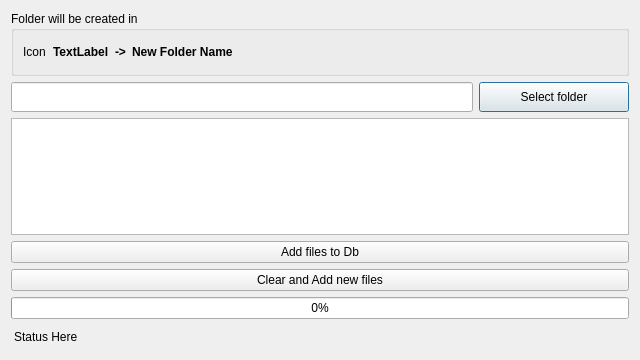
Qt form Gui/Dialogs/V2_DialogAddNewFolder.ui (fxdeniz/NeSync) before a commit.
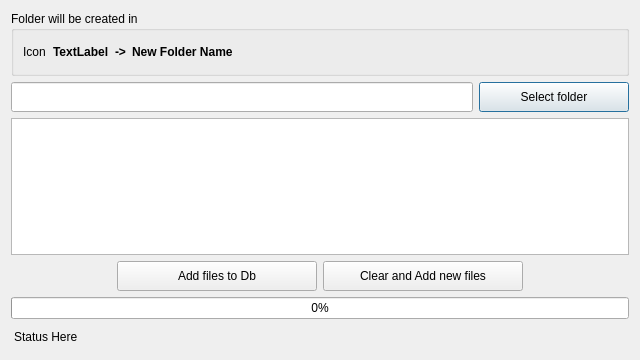
The same form after that commit.

```diff
--- a/Gui/Dialogs/V2_DialogAddNewFolder.ui
+++ b/Gui/Dialogs/V2_DialogAddNewFolder.ui
@@ -140,7 +140,28 @@
     </widget>
    </item>
    <item>
+    <layout class="QHBoxLayout" name="layoutControls">
+     <item>
+      <spacer name="horizontalSpacer">
+       <property name="orientation">
+        <enum>Qt::Horizontal</enum>
+       </property>
+       <property name="sizeHint" stdset="0">
+        <size>
+         <width>40</width>
+         <height>20</height>
+        </size>
+       </property>
+      </spacer>
+     </item>
+     <item>
     <widget class="QPushButton" name="buttonAddFilesToDb">
+       <property name="minimumSize">
+        <size>
+         <width>200</width>
+         <height>30</height>
+        </size>
+       </property>
      <property name="text">
       <string>Add files to Db</string>
      </property>
@@ -148,12 +169,33 @@
    </item>
    <item>
     <widget class="QPushButton" name="buttonClearResults">
+       <property name="minimumSize">
+        <size>
+         <width>200</width>
+         <height>30</height>
+        </size>
+       </property>
      <property name="text">
       <string>Clear and Add new files</string>
      </property>
     </widget>
    </item>
    <item>
+      <spacer name="horizontalSpacer_2">
+       <property name="orientation">
+        <enum>Qt::Horizontal</enum>
+       </property>
+       <property name="sizeHint" stdset="0">
+        <size>
+         <width>40</width>
+         <height>20</height>
+        </size>
+       </property>
+      </spacer>
+     </item>
+    </layout>
+   </item>
+   <item>
     <widget class="QProgressBar" name="progressBar">
      <property name="value">
       <number>0</number>
```
Left out of the diff: 3 changed lines with no effect on the pictures. Lines whose indentation alone changed are shown as unchanged.
